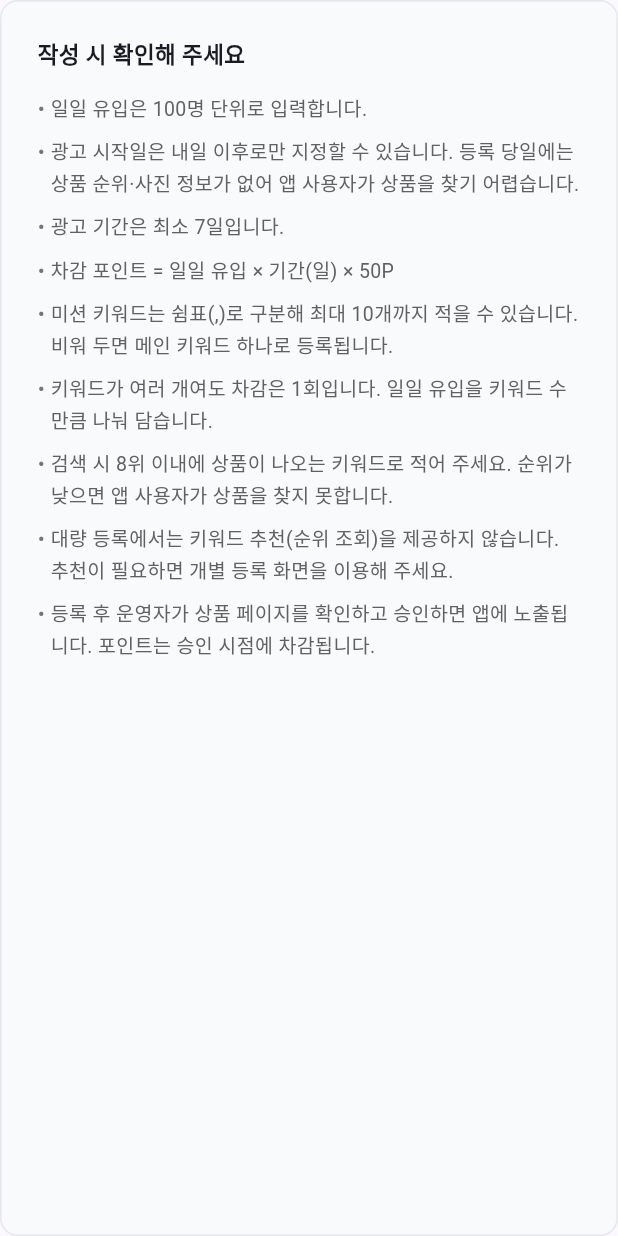
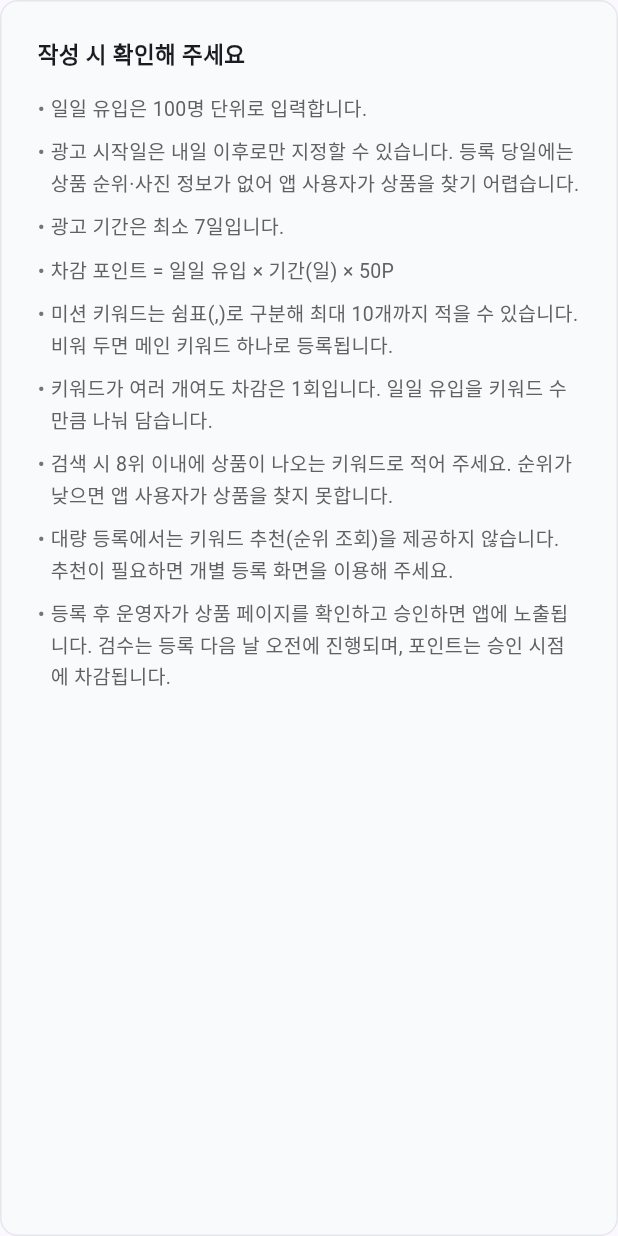
Before and after one commit to naturaltorymarket2/rankingup-web, a Flutter app: the _GuideCard widget shown alone on an empty page, opened directly, on a phone screen of 412 x 824 dp. Run offline on Flutter 3.47's test engine with Material 3 defaults, Android fonts, the phone set to English and light mode, and no system bars; our stand-ins replace device_info_plus, file_picker, fl_chart, flutter_riverpod, go_router, google_mobile_ads and 4 more; missing offline and left inert: android_id, android_intent_plus, dart:js_interop, excel; accounts and stored records are empty.

Commit message:
광고 검수 시점을 광고주 화면에 명시 — "등록 다음 날 오전"
승인이 언제 되는지 안내가 없어 등록 직후 문의가 들어온다.
운영 기준(등록 후 익일 오전 검수)을 광고주가 보는 모든 지점에 적는다.

- 등록 화면 승인 절차 카드: "※ 검수는 광고 등록 다음 날 오전에 진행됩니다"
- 등록 버튼: '운영자 승인 후 1회 차감' → '익일 오전 검수 후 1회 차감'
- 등록 완료 안내(개별·대량)
- 대량 등록 안내 카드
- 광고 상세: 승인 대기 상태일 때 '등록 다음 날 오전 검수 예정' 표시
  (잔여 일수 자리에 — 승인 전에는 기간보다 이게 궁금하다)

Co-Authored-By: Claude Opus 5 <noreply@anthropic.com>

```diff
--- a/lib/features/campaign/presentation/campaign_bulk_screen.dart
+++ b/lib/features/campaign/presentation/campaign_bulk_screen.dart
@@ -140,7 +140,7 @@ class _CampaignBulkScreenState extends ConsumerState<CampaignBulkScreen> {
       await _resultDialog(
         title: '등록 완료',
         body:  '광고 ${rows.length}건이 등록되었습니다.\n'
-               '운영자 승인 후 앱에 노출되며, 포인트는 승인 시점에 차감됩니다.',
+               '등록 다음 날 오전 검수 후 앱에 노출되며, 포인트는 승인 시점에 차감됩니다.',
       );
       if (mounted) context.go('/web/dashboard');
     } else {
@@ -558,7 +558,7 @@ class _GuideCard extends StatelessWidget {
       '대량 등록에서는 키워드 추천(순위 조회)을 제공하지 않습니다. '
           '추천이 필요하면 개별 등록 화면을 이용해 주세요.',
       '등록 후 운영자가 상품 페이지를 확인하고 승인하면 앱에 노출됩니다. '
-          '포인트는 승인 시점에 차감됩니다.',
+          '검수는 등록 다음 날 오전에 진행되며, 포인트는 승인 시점에 차감됩니다.',
     ];
 
     return Container(
--- a/lib/features/campaign/presentation/campaign_new_screen.dart
+++ b/lib/features/campaign/presentation/campaign_new_screen.dart
@@ -495,7 +495,9 @@ class _CampaignNewScreenState extends ConsumerState<CampaignNewScreen> {
                 '① 광고를 등록하면 운영자 검수(승인 대기) 상태로 접수됩니다.\n'
                 '② 운영자가 상품 페이지의 #태그를 직접 확인해 등록합니다.\n'
                 '③ 승인이 완료되면 광고가 시작되고, 그때 포인트가 차감됩니다.\n'
-                '④ 승인 상태는 대시보드에서 확인할 수 있습니다.',
+                '④ 승인 상태는 대시보드에서 확인할 수 있습니다.\n'
+                '\n'
+                '※ 검수는 광고 등록 다음 날 오전에 진행됩니다.',
                 style: TextStyle(fontSize: 13, height: 1.7),
               ),
               const Divider(height: 20),
@@ -864,7 +866,7 @@ class _CampaignNewScreenState extends ConsumerState<CampaignNewScreen> {
                           color: Colors.white,
                         ),
                       )
-                    : const Text('광고 등록 (운영자 승인 후 1회 차감)'),
+                    : const Text('광고 등록 (익일 오전 검수 후 1회 차감)'),
               ),
         },
       ),
@@ -1073,7 +1075,7 @@ class _CampaignNewScreenState extends ConsumerState<CampaignNewScreen> {
         SnackBar(
           content: Text(
             '$successCount개 키워드 광고 그룹이 등록되었습니다. '
-            '운영자 승인 후 광고가 시작되며, 그때 포인트가 차감됩니다.',
+            '등록 다음 날 오전 검수 후 승인되며, 그때 포인트가 차감됩니다.',
           ),
           backgroundColor: _kGreen,
         ),
```
Also changed, not shown: lib/features/campaign/presentation/campaign_detail_screen.dart (+11 -1 lines).
